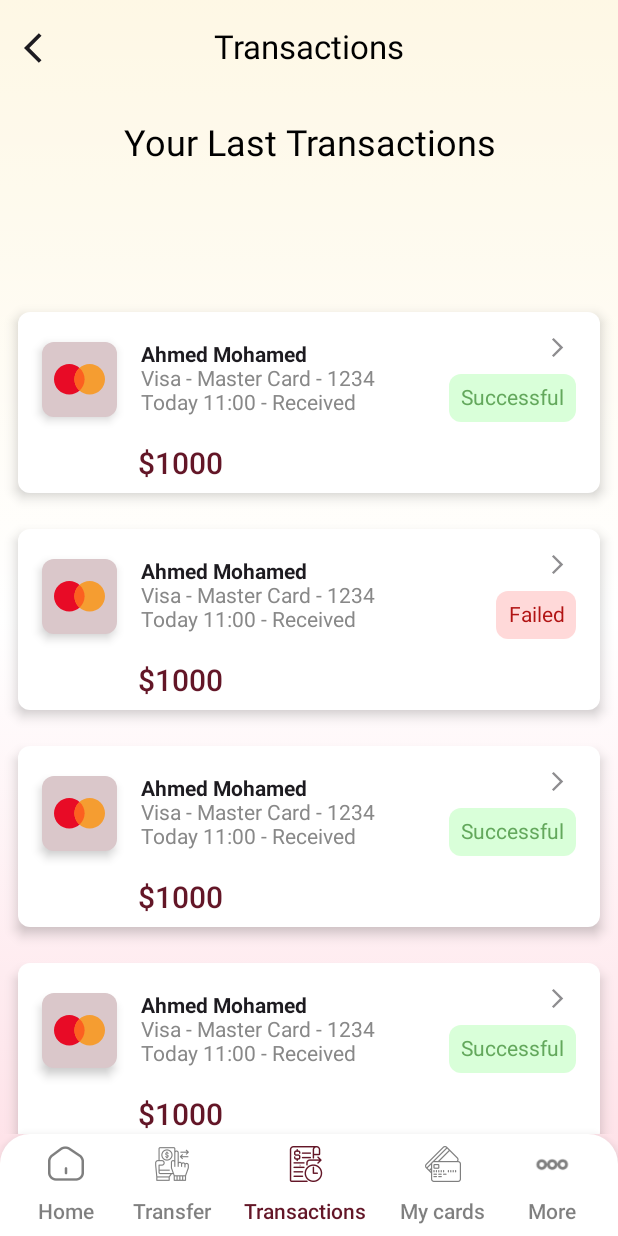
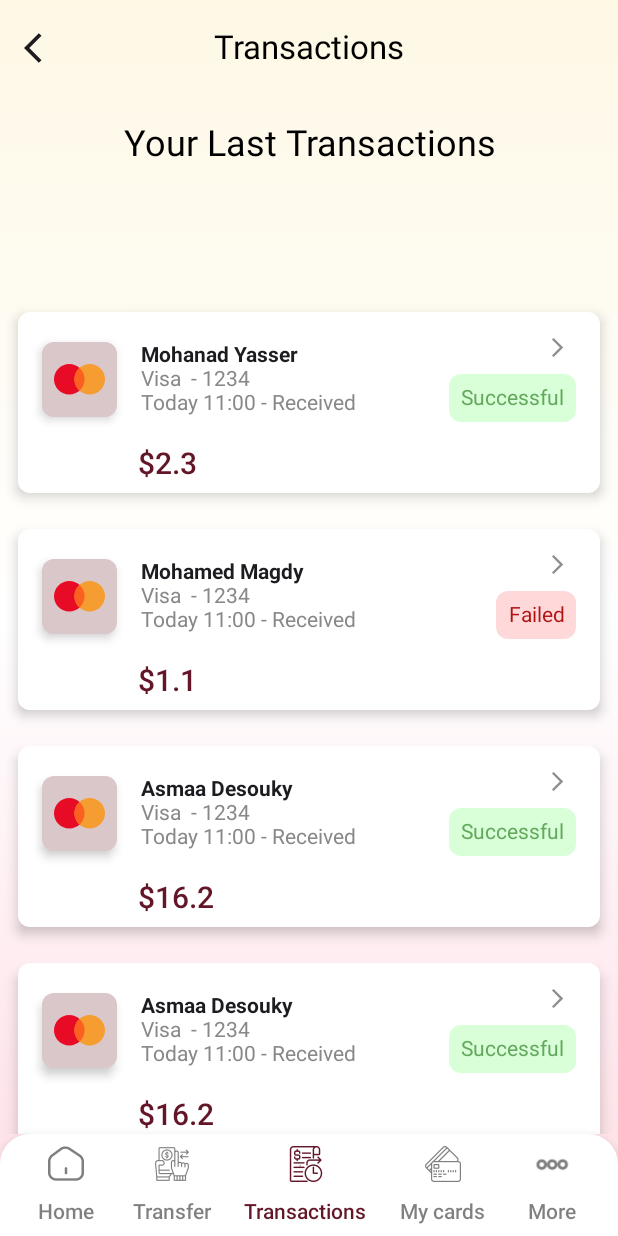
Before and after one commit to MohabYasser2/Banque-Misr-App, an Android app built with Jetpack Compose: the TransactionsScreen screen opened through its navigation route, on a phone screen of 412 x 824 dp. Run offline under Robolectric (Android 15) with nearby library versions, the phone set to English and light mode, and no system bars.

```diff
--- a/app/src/main/java/com/groupd/banquemisrapp/activities/MainActivity.kt
+++ b/app/src/main/java/com/groupd/banquemisrapp/activities/MainActivity.kt
@@ -103,9 +103,13 @@ class MainActivity : ComponentActivity() {
             val user = User(
                 fullName = "Mohab Yasser",
                 balance = "$10.3",
+                email = "mohab@gmail.com",
+                dateOfBirth = "1/07/2002",
+                country = "Egypt",
+                bankAccountNumber = "1234xxx",
                 accounts = listOf(
                     Account("Ahmed Atef","Account xxxx6969" , true),
-                    Account("Mohamed Magdy", "Account xxxx6969" , false)
+                    Account("Mohamed Magdy", "Account xxxx6969" , false),
                 ),
                 favourites = listOf(
                     Favourite("Favourite 1", "1234567890"),
@@ -115,7 +119,7 @@ class MainActivity : ComponentActivity() {
                     Transaction(true, "$2.3", "Mohanad Yasser", "Visa  - 1234\nToday 11:00 - Received"),
                     Transaction(false, "$1.1", "Mohamed Magdy", "Visa  - 1234\nToday 11:00 - Received"),
                     Transaction(true, "$16.2", "Asmaa Desouky", "Visa  - 1234\nToday 11:00 - Received"),
-
+                    Transaction(true, "$16.2", "Asmaa Desouky", "Visa  - 1234\nToday 11:00 - Received"),
                 )
             )
 
--- a/app/src/main/java/com/groupd/banquemisrapp/data/Data.kt
+++ b/app/src/main/java/com/groupd/banquemisrapp/data/Data.kt
@@ -3,7 +3,7 @@ package com.groupd.banquemisrapp.data
 data class Account(
     val cardHolder: String,
     val accountNumber: String,
-    val isDefault : Boolean
+    val isDefault: Boolean
     // Add other account details as needed
 )
 
@@ -22,6 +22,10 @@ data class Transaction(
 data class User(
     val fullName: String,
     val balance: String,
+    val email: String,
+    val dateOfBirth: String,
+    val country: String,
+    val bankAccountNumber: String,
     val accounts: List<Account>,
     val favourites: List<Favourite>,
     val transactions: List<Transaction>
--- a/app/src/main/java/com/groupd/banquemisrapp/routes/AppRoutes.kt
+++ b/app/src/main/java/com/groupd/banquemisrapp/routes/AppRoutes.kt
@@ -126,7 +126,7 @@ fun MainNavHost(navController :NavHostController , user: User , modifier: Modifi
     //val navController = rememberNavController()
     NavHost(navController = navController, startDestination = HOME_SCREEN) {
 
-        composable(route = PROFILE) { ProfileScreen(navController = navController ) }
+        composable(route = PROFILE) { ProfileScreen(navController = navController ,user = user ) }
             composable(route = PROFILE_INFO) { ProfileInformationScreen(navController = navController,user = user , modifier = modifier ) }
         composable(route = MORE) { MoreScreen(navController = navController,user = user ,  modifier = modifier ) }
         composable(route = SETTINGS) { SettingsScreen(navController = navController,user = user ,  modifier = modifier ) }
--- a/app/src/main/java/com/groupd/banquemisrapp/ui/screens/main/Transactions.kt
+++ b/app/src/main/java/com/groupd/banquemisrapp/ui/screens/main/Transactions.kt
@@ -16,6 +16,7 @@ import androidx.compose.foundation.layout.padding
 import androidx.compose.foundation.layout.size
 import androidx.compose.foundation.layout.width
 import androidx.compose.foundation.layout.wrapContentSize
+import androidx.compose.foundation.lazy.LazyColumn
 import androidx.compose.foundation.rememberScrollState
 import androidx.compose.foundation.shape.CircleShape
 import androidx.compose.foundation.shape.RoundedCornerShape
@@ -43,12 +44,15 @@ import androidx.compose.ui.unit.dp
 import androidx.compose.ui.unit.sp
 import androidx.navigation.NavController
 import com.groupd.banquemisrapp.R
+import com.groupd.banquemisrapp.data.Transaction
 import com.groupd.banquemisrapp.data.User
 import com.groupd.banquemisrapp.routes.Route.TRANSACTION_DETAILS
 import com.groupd.banquemisrapp.ui.partials.CustomHeader
 import com.groupd.banquemisrapp.ui.theme.Green
 import com.groupd.banquemisrapp.ui.theme.Maroon
 import com.groupd.banquemisrapp.ui.theme.Red
+import androidx.compose.foundation.lazy.items
+
 
 
 @Composable
@@ -56,7 +60,7 @@ fun TransactionsScreen(navController: NavController, modifier: Modifier = Modifi
     Column(
         modifier = modifier
             .fillMaxSize()
-            //.padding(16.dp)
+        //.padding(16.dp)
 
 
     ) {
@@ -74,7 +78,7 @@ fun TransactionsScreen(navController: NavController, modifier: Modifier = Modifi
                 .fillMaxWidth()
         )
 
-        TransactionList(){
+        TransactionList(user.transactions) {
             navController.navigate(TRANSACTION_DETAILS)
         }
 
@@ -83,51 +87,23 @@ fun TransactionsScreen(navController: NavController, modifier: Modifier = Modifi
 
 
 @Composable
-fun TransactionList(modifier: Modifier = Modifier,onClick: () -> Unit){
+fun TransactionList(
+    transactions: List<Transaction>,
+    modifier: Modifier = Modifier,
+    onClick: () -> Unit
+) {
 
-    Column (modifier = modifier.verticalScroll(rememberScrollState())){
-        val list = listOf(TransactionItem(
-            "Ahmed Mohamed",
-            "Visa - Master Card - 1234\nToday 11:00 - Received",
-            "$1000",
-            "Successful",
-            painterResource(id = R.drawable.visa),
-            true,
-            onClick = { onClick() }
-        ) , TransactionItem(
-            "Ahmed Mohamed",
-            "Visa - Master Card - 1234\nToday 11:00 - Received",
-            "$1000",
-            "Failed",
-            painterResource(id = R.drawable.visa),
-            false,
-            onClick = { onClick()}
-        ) , TransactionItem(
-            "Ahmed Mohamed",
-            "Visa - Master Card - 1234\nToday 11:00 - Received",
-            "$1000",
-            "Successful",
-            painterResource(id = R.drawable.visa),
-            true,
-            onClick = { onClick()}
-        ),TransactionItem(
-            "Ahmed Mohamed",
-            "Visa - Master Card - 1234\nToday 11:00 - Received",
-            "$1000",
-            "Successful",
-            painterResource(id = R.drawable.visa),
-            true,
-            onClick = { onClick()}
-        ),TransactionItem(
-            "Ahmed Mohamed",
-            "Visa - Master Card - 1234\nToday 11:00 - Received",
-            "$1000",
-            "Successful",
-            painterResource(id = R.drawable.visa),
-            true,
-            onClick = { onClick() }
-        )
-        )
+    LazyColumn(modifier = modifier) {
+        items(transactions) { transaction ->
+            TransactionItem(
+                 transaction.accountName,
+                 transaction.details,
+                 transaction.amount,
+                 painterResource(id = R.drawable.visa),
+                 transaction.successful, // Assuming you want to highlight all items; adjust as needed
+                 onClick = {onClick()}  // Pass the transaction to the onClick callback
+            )
+        }
     }
 
 
@@ -139,10 +115,10 @@ fun TransactionItem(
     name: String,
     details: String,
     amount: String,
-    status: String,
+    //status: String,
     iconRes: Painter,
     isSuccessfulTransaction: Boolean,
-    onClick : () -> Unit = {}
+    onClick: () -> Unit = {}
 ) {
     Card(
         modifier = Modifier
@@ -205,7 +181,7 @@ fun TransactionItem(
                         colors = CardDefaults.cardColors(containerColor = Color.Green.copy(alpha = 0.15f))
                     ) {
                         Text(
-                            text = status,
+                            text = "Successful",
                             color = Green,
                             textAlign = TextAlign.Center,
                             modifier = Modifier.padding(8.dp)
@@ -218,7 +194,7 @@ fun TransactionItem(
                         colors = CardDefaults.cardColors(containerColor = Color.Red.copy(alpha = 0.15f))
                     ) {
                         Text(
-                            text = status,
+                            text = "Failed",
                             color = Red,
                             textAlign = TextAlign.Center,
                             modifier = Modifier.padding(8.dp)
@@ -241,7 +217,6 @@ fun TransactionItem(
 }
 
 
-
 @Composable
 fun TransactionDetailsScreen(
     navController: NavController,
@@ -258,8 +233,7 @@ fun TransactionDetailsScreen(
 
     Column(
         modifier = Modifier
-            .fillMaxSize()
-           ,
+            .fillMaxSize(),
         horizontalAlignment = Alignment.CenterHorizontally
     ) {
 
@@ -302,24 +276,6 @@ fun TransactionDetailsScreen(
         )*/
     }
 }
-
-
-
-
-
-
-
-
-
-
-
-
-
-
-
-
-
-
 
 
 @Composable
@@ -440,10 +396,10 @@ fun TransactionDetailCard(label: String, name: String, account: String, icon: Pa
 @Composable
 fun TransactionDetailItem() {
 
-    Card (
+    Card(
         shape = RoundedCornerShape(4.dp),
         colors = CardDefaults.cardColors(Color(0xFFDAC7CA))
-    ){
+    ) {
         Column(
             modifier = Modifier
                 .fillMaxWidth()
@@ -507,16 +463,6 @@ fun TransactionDetailItem() {
 }
 
 
-
-
-
-
-
-
-
-
-
-
 @Preview(showBackground = true)
 @Composable
 private fun TransactionsScreenPreview() {
```
Also changed, not shown: app/src/main/java/com/groupd/banquemisrapp/ui/screens/cards/MyCards.kt (+26 -27 lines), app/src/main/java/com/groupd/banquemisrapp/ui/screens/profile/Profile.kt (+12 -6 lines), app/src/main/java/com/groupd/banquemisrapp/ui/screens/profile/ProfileInfo.kt (+5 -5 lines).
